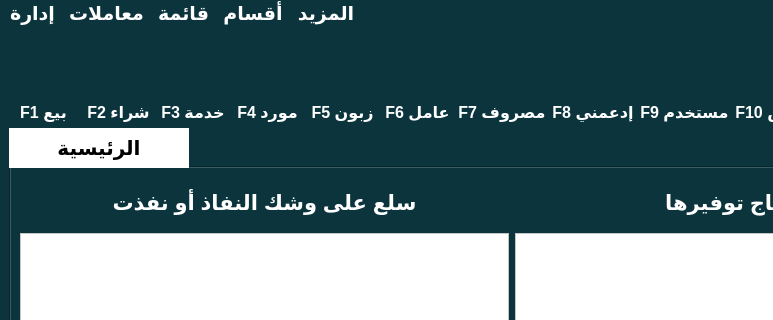
First picture: the form in uis/qt_uis/main_screen_new.ui, repository salahkhiat/ModeerPOS, before the edit; both pictures show x 0 to 773 and y 0 to 320 of the 1024 by 768 pixel window.
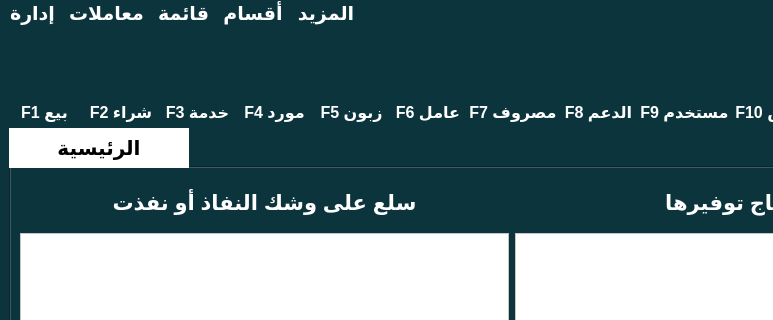
Second picture: the form after the edit. Icons and pictures are not drawn.

Diff of the .ui file:
```diff
--- a/uis/qt_uis/main_screen_new.ui
+++ b/uis/qt_uis/main_screen_new.ui
@@ -823,7 +823,7 @@
            <string notr="true">color:white</string>
           </property>
           <property name="text">
-           <string>إدعمني F8</string>
+           <string>الدعم F8</string>
           </property>
           <property name="alignment">
            <set>Qt::AlignCenter</set>
```
Left out of the diff: 2 changed lines with no effect on the pictures.
